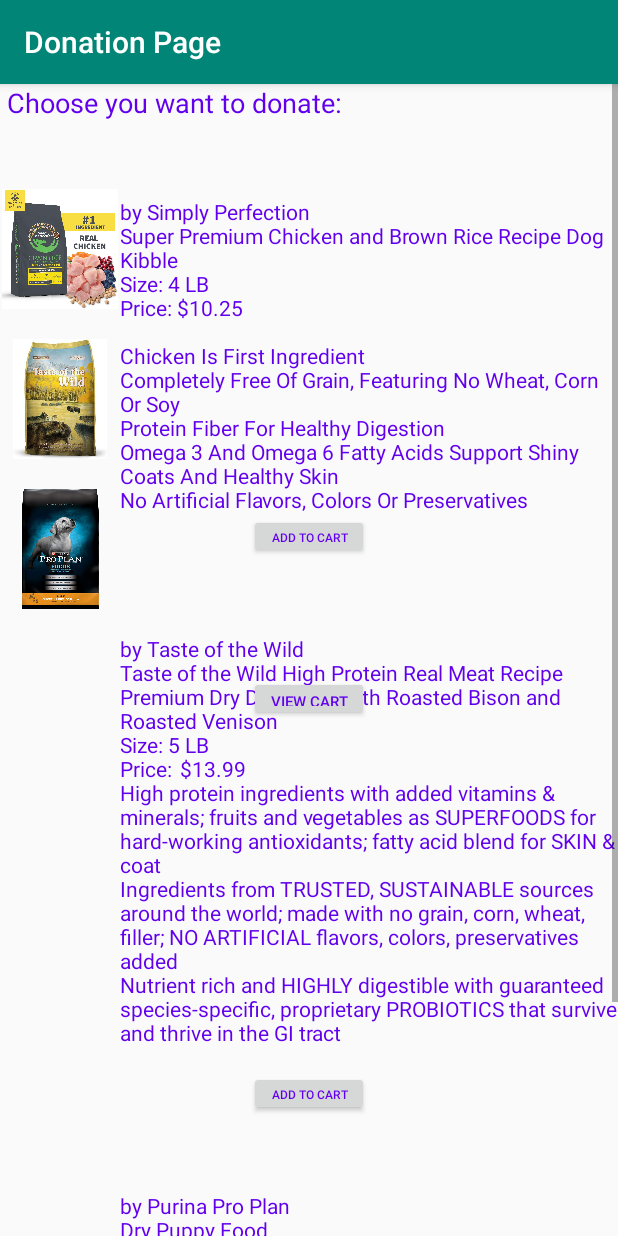
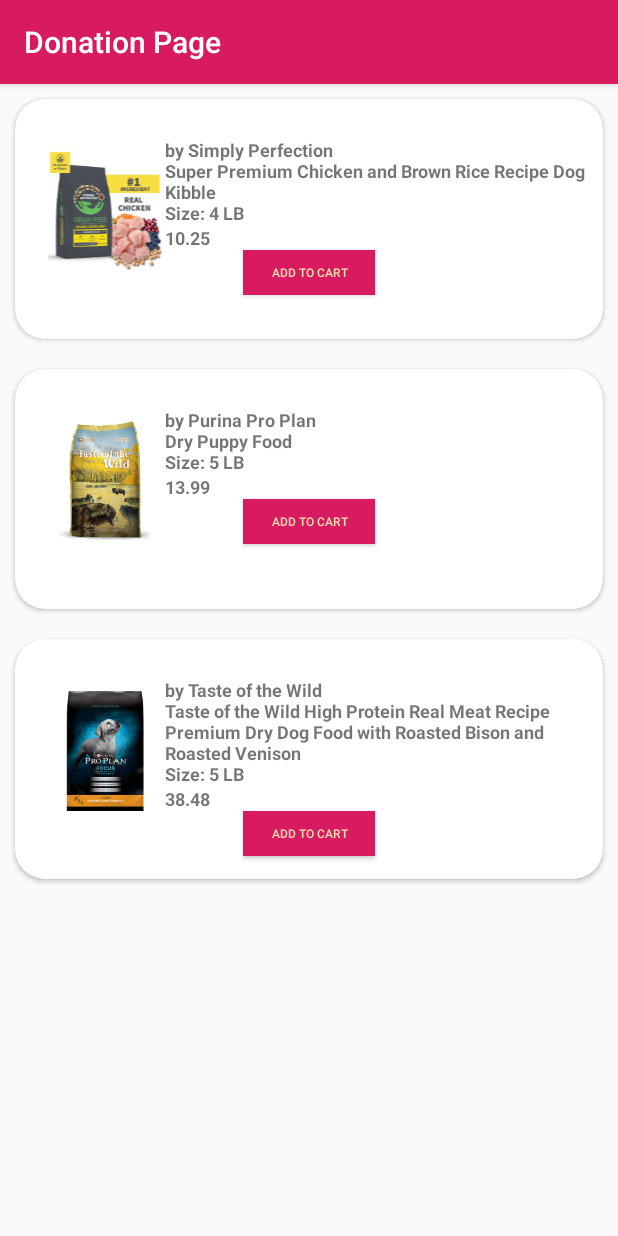
Before and after one commit to BARIS496/BARIS496-android, an Android app: the DonationActivity screen opened directly, with no data from a screen before it, on a phone screen of 412 x 824 dp. Run offline under Robolectric (Android 15) with nearby library versions, the phone set to English and light mode, and no system bars; pictures from the network do not load.

Commit message:
Dynamic goods list added

```diff
--- a/app/build.gradle
+++ b/app/build.gradle
@@ -22,6 +22,11 @@ android {
 dependencies {
     implementation fileTree(dir: 'libs', include: ['*.jar'])
     implementation 'androidx.appcompat:appcompat:1.0.2'
+    implementation 'com.android.support:support-v4:28.0.0'
+    implementation 'com.android.support:appcompat-v7:28.0.0'
+    implementation 'com.android.support:cardview-v7:28.0.0'
+    implementation 'com.android.support:cardview-v7:+'
+    implementation 'com.github.bumptech.glide:glide:3.5.2'
     implementation 'com.android.volley:volley:1.1.1'
     implementation 'com.google.android.material:material:1.0.0'
     implementation 'androidx.constraintlayout:constraintlayout:1.1.3'
--- /dev/null
+++ b/app/src/main/java/com/example/bil496/CartActivity.java
@@ -0,0 +1,4 @@
+package com.example.bil496;
+
+public class CartActivity {
+}
--- a/app/src/main/java/com/example/bil496/DonationActivity.java
+++ b/app/src/main/java/com/example/bil496/DonationActivity.java
@@ -1,79 +1,45 @@
 package com.example.bil496;
 
 import android.os.Bundle;
-import android.view.View;
-import android.widget.Button;
-import android.widget.EditText;
-import android.widget.TextView;
+
 
 import androidx.appcompat.app.AppCompatActivity;
+import androidx.recyclerview.widget.LinearLayoutManager;
+import androidx.recyclerview.widget.RecyclerView;
+
+import java.util.ArrayList;
 
 public class DonationActivity extends AppCompatActivity {
+
+    private RecyclerView recyclerViewKategori;
+    private ArrayList<ProductActivity> food_list;
 
     @Override
     protected void onCreate(Bundle bundle){
         super.onCreate(bundle);
-        setContentView(R.layout.activity_donation);
+        setContentView(R.layout.activity_donation_helper);
 
-        Button button1, button2, button3;
-        button1 = findViewById(R.id.button1);
-        button2 = findViewById(R.id.button2);
-        button3 = findViewById(R.id.button3);
+        recyclerViewKategori = (RecyclerView)findViewById(R.id.recycler_view);
 
-        TextView text1, text2, text3, cartText;
-        text1 = findViewById(R.id.text1);
-        text2 = findViewById(R.id.text2);
-        text3 = findViewById(R.id.text3);
-        cartText = findViewById(R.id.sepetOzeti);
+        RecyclerView.LayoutManager layoutManager = new LinearLayoutManager(this);
+        ((LinearLayoutManager) layoutManager).setOrientation(LinearLayoutManager.VERTICAL);
+        layoutManager.scrollToPosition(0);
 
-        final int[] sayac = new int[3];
+        recyclerViewKategori.setLayoutManager(layoutManager);
 
-        Bundle gelenVeri=getIntent().getExtras();
-        final int deger = gelenVeri.getInt("container_id");
+        food_list = new ArrayList<>();
+        food_list.add(new ProductActivity(R.drawable.kopek_mama3,"by Simply Perfection\n" +
+                "Super Premium Chicken and Brown Rice Recipe Dog Kibble\n" +
+                "Size: 4 LB", 10.25));
+        food_list.add(new ProductActivity(R.drawable.kopek_mama2,"by Purina Pro Plan\n" +
+                "Dry Puppy Food \n" +
+                "Size: 5 LB",13.99));
+        food_list.add(new ProductActivity(R.drawable.kopek_mama,"by Taste of the Wild\n" +
+                "Taste of the Wild High Protein Real Meat Recipe Premium Dry Dog Food with Roasted Bison and Roasted Venison\n" +
+                "Size: 5 LB",38.48));
 
-        button1.setOnClickListener(new View.OnClickListener() {
-            @Override
-            public void onClick(View view) {
-                sayac[0]++;
-            }
-        });
-        button2.setOnClickListener(new View.OnClickListener() {
-            @Override
-            public void onClick(View view) {
-                sayac[1]++;
-            }
-        });
-        button3.setOnClickListener(new View.OnClickListener() {
-            @Override
-            public void onClick(View view) {
-                sayac[2]++;
-            }
-        });
-
-        text1.append("by Simply Perfection\n" +
-                "Super Premium Chicken and Brown Rice Recipe Dog Kibble\n" +
-                "Size: 4 LB\n" +
-                "Price: $10.25\n\n" +
-                "Chicken Is First Ingredient\n" +
-                "Completely Free Of Grain, Featuring No Wheat, Corn Or Soy\n" +
-                "Protein Fiber For Healthy Digestion\n" +
-                "Omega 3 And Omega 6 Fatty Acids Support Shiny Coats And Healthy Skin\n" +
-                "No Artificial Flavors, Colors Or Preservatives");
-        text3.append("by Purina Pro Plan\n" +
-                "Dry Puppy Food \n" +
-                "Size: 5 LB\n" +
-                "Price:$38.48 \n" +
-                "Made with high-quality protein, including real chicken as the first ingredient\n" +
-                "DHA from omega-rich fish oil helps to nourish his brain and vision development\n" +
-                "Antioxidant-rich formula helps support a puppy's developing immune system\n" +
-                "100% complete and balanced nutrition for puppies, up to 1 year of age");
-        text2.append("by Taste of the Wild\n" +
-                "Taste of the Wild High Protein Real Meat Recipe Premium Dry Dog Food with Roasted Bison and Roasted Venison\n" +
-                "Size: 5 LB\n" +
-                "Price:\t$13.99\n" +
-                "High protein ingredients with added vitamins & minerals; fruits and vegetables as SUPERFOODS for hard-working antioxidants; fatty acid blend for SKIN & coat\n" +
-                "Ingredients from TRUSTED, SUSTAINABLE sources around the world; made with no grain, corn, wheat, filler; NO ARTIFICIAL flavors, colors, preservatives added\n" +
-                "Nutrient rich and HIGHLY digestible with guaranteed species-specific, proprietary PROBIOTICS that survive and thrive in the GI tract\n" );
-
+        GridViewAdapter adapter_items = new GridViewAdapter(this,food_list);
+        recyclerViewKategori.setLayoutManager(new LinearLayoutManager(this));
+        recyclerViewKategori.setAdapter(adapter_items);
     }
 }
--- /dev/null
+++ b/app/src/main/java/com/example/bil496/GridViewAdapter.java
@@ -0,0 +1,65 @@
+package com.example.bil496;
+
+import android.content.Context;
+import android.content.Intent;
+import android.view.LayoutInflater;
+import android.view.View;
+import android.view.ViewGroup;
+
+import androidx.annotation.NonNull;
+import androidx.recyclerview.widget.RecyclerView;
+
+import com.bumptech.glide.Glide;
+
+import java.util.ArrayList;
+
+public class GridViewAdapter extends RecyclerView.Adapter<GridViewHolder> {
+    private ArrayList<ProductActivity> kategoriler;
+    private Context context;
+    private LayoutInflater layoutInflater;
+
+    public GridViewAdapter(Context context, @NonNull ArrayList<ProductActivity> kategoriler) {
+        this.kategoriler = kategoriler;
+        this.context = context;
+        this.layoutInflater = layoutInflater;
+    }
+
+    @NonNull
+    @Override
+    public GridViewHolder onCreateViewHolder(@NonNull ViewGroup parent, int viewType) {
+        //satir goruntusu burada olusturulur
+
+        View satir = LayoutInflater.from(parent.getContext()).inflate(R.layout.activity_donation,null);
+        GridViewHolder holder = new GridViewHolder(satir);
+
+        return holder;
+    }
+
+    @Override
+    public void onBindViewHolder(@NonNull final GridViewHolder holder, final int position) {
+        //imageView, textView degerleri burada doldurulur
+        Glide.with(context).load(kategoriler.get(position).getImageId()).into(holder.img);
+        holder.textBaslik.setText(kategoriler.get(position).getName());
+        holder.textFiyat.setText((String.valueOf(kategoriler.get(position).getPrice())));
+
+        //fotografa basildiginda detail sayfasina burdan gecilir
+        holder.itemView.setOnClickListener(new View.OnClickListener() {
+            //satira tiklama burada yapilir
+
+            @Override
+            public void onClick(View view) {
+                Intent gecisYap = new Intent(context, CartActivity.class);
+                gecisYap.putExtra("kategori_id",kategoriler.get(position).getImageId());
+                context.startActivity(gecisYap);
+            }
+        });
+    }
+    public long getItemId(int position){
+        return kategoriler.get(position).getImageId();
+    }
+
+    @Override
+    public int getItemCount() {
+        return kategoriler.size();
+    }
+}
--- /dev/null
+++ b/app/src/main/java/com/example/bil496/GridViewHolder.java
@@ -0,0 +1,34 @@
+package com.example.bil496;
+
+import android.content.Context;
+import android.view.View;
+import android.widget.Button;
+import android.widget.ImageView;
+import android.widget.TextView;
+import android.content.Intent;
+
+import androidx.annotation.NonNull;
+import androidx.recyclerview.widget.RecyclerView;
+
+/*Recyclerview icerisindeki nesnelerin tanımlanması ve sayfa gecislerinin
+  tanimlandigi siniftir.
+ */
+
+public class GridViewHolder extends RecyclerView.ViewHolder {
+    Context context = null;
+    public ImageView img;
+    public TextView textBaslik;
+    public TextView textFiyat;
+    public Button addButton;
+
+    public GridViewHolder(@NonNull View itemView) {
+        super(itemView);
+        context = itemView.getContext();
+        img = itemView.findViewById(R.id.imageView);
+        textBaslik = itemView.findViewById(R.id.urunOzelligi);
+        textFiyat = itemView.findViewById(R.id.fiyat);
+        addButton = itemView.findViewById(R.id.button);
+
+
+    }
+}
--- /dev/null
+++ b/app/src/main/java/com/example/bil496/ProductActivity.java
@@ -0,0 +1,39 @@
+package com.example.bil496;
+
+public class ProductActivity {
+    private int imageId;
+    private String name;
+    private double price;
+
+    public ProductActivity(){}
+
+    public ProductActivity(int imageId, String name, double price) {
+        this.imageId = imageId;
+        this.name = name;
+        this.price = price;
+    }
+
+    public int getImageId() {
+        return imageId;
+    }
+
+    public String getName() {
+        return name;
+    }
+
+    public double getPrice() {
+        return price;
+    }
+
+    public void setImageId(int imageId) {
+        this.imageId = imageId;
+    }
+
+    public void setName(String name) {
+        this.name = name;
+    }
+
+    public void setPrice(double price) {
+        this.price = price;
+    }
+}
--- a/app/src/main/res/layout/activity_container.xml
+++ b/app/src/main/res/layout/activity_container.xml
@@ -18,4 +18,9 @@
 
     </com.mapbox.mapboxsdk.maps.MapView>
 
+    <include
+        android:id="@+id/tool_bar"
+        layout="@layout/toolbar"
+        ></include>
+
 </RelativeLayout>
--- a/app/src/main/res/layout/activity_container_details.xml
+++ b/app/src/main/res/layout/activity_container_details.xml
@@ -2,80 +2,90 @@
 <RelativeLayout xmlns:android="http://schemas.android.com/apk/res/android"
     xmlns:app="http://schemas.android.com/apk/res-auto"
     android:layout_width="match_parent"
-    android:layout_height="match_parent">
+    android:layout_height="match_parent"
+    android:background="#FFFFFF">
 
     <TextView
         android:id="@+id/baslik"
         style="@android:style/Widget.DeviceDefault.Light.TextView"
         android:layout_width="match_parent"
         android:layout_height="50dp"
-        android:textColor="@color/design_default_color_primary"
+        android:textColor="@android:color/black"
         android:textSize="24sp" />
+
     <TextView
+        android:id="@+id/bos3"
         android:layout_width="match_parent"
         android:layout_height="30dp"
-        android:id="@+id/bos3"
-        android:textColor="@color/design_default_color_primary"
-        android:layout_below = "@+id/baslik"/>
+        android:layout_below="@+id/baslik"
+        android:textColor="@android:color/black" />
+
     <ImageView
         android:id="@+id/imageView"
         android:layout_width="180dp"
         android:layout_height="170dp"
-        app:srcCompat="@drawable/kugulu"
-        android:textColor="@color/design_default_color_primary"
-        android:layout_alignParentLeft = "true"
-        android:layout_below = "@+id/bos3"/>
+        android:layout_below="@+id/bos3"
+        android:layout_alignParentLeft="true"
+        android:textColor="@android:color/black"
+        app:srcCompat="@drawable/kugulu" />
 
     <TextView
+        android:id="@+id/bos"
         android:layout_width="match_parent"
         android:layout_height="30dp"
-        android:id="@+id/bos"
-        android:textColor="@color/design_default_color_primary"
-        android:layout_toRightOf = "@+id/imageView"
-        android:layout_below = "@+id/bos3"/>
+        android:layout_below="@+id/bos3"
+        android:layout_toRightOf="@+id/imageView"
+        android:textColor="@android:color/black" />
+
     <TextView
+        android:id="@+id/foodType"
         android:layout_width="match_parent"
         android:layout_height="50dp"
-        android:id="@+id/foodType"
-        android:textColor="@color/design_default_color_primary"
-        android:layout_toRightOf = "@+id/imageView"
-        android:layout_below = "@+id/bos"/>
+        android:layout_below="@+id/bos"
+        android:layout_toRightOf="@+id/imageView"
+        android:textColor="@android:color/black" />
+
     <TextView
+        android:id="@+id/agirlik"
         android:layout_width="match_parent"
         android:layout_height="50dp"
-        android:id="@+id/agirlik"
-        android:textColor="@color/design_default_color_primary"
-        android:layout_toRightOf = "@+id/imageView"
-        android:layout_below = "@+id/foodType"/>
+        android:layout_below="@+id/foodType"
+        android:layout_toRightOf="@+id/imageView"
+        android:textColor="@android:color/black" />
+
     <TextView
+        android:id="@+id/dolu"
         android:layout_width="match_parent"
         android:layout_height="50dp"
-        android:id="@+id/dolu"
-        android:textColor="@color/design_default_color_primary"
-        android:layout_toRightOf = "@+id/imageView"
-        android:layout_below = "@+id/agirlik"/>
+        android:layout_below="@+id/agirlik"
+        android:layout_toRightOf="@+id/imageView"
+        android:textColor="@android:color/black" />
+
     <TextView
+        android:id="@+id/bos2"
         android:layout_width="match_parent"
         android:layout_height="30dp"
-        android:id="@+id/bos2"
-        android:textColor="@color/design_default_color_primary"
-        android:layout_below = "@+id/imageView"/>
+        android:layout_below="@+id/imageView"
+        android:textColor="@android:color/black" />
+
     <TextView
-        android:layout_width="match_parent"
-        android:layout_height="50dp"
         android:id="@+id/address"
-        android:textColor="@color/design_default_color_primary"
-        android:layout_below = "@+id/bos2"/>
+        android:layout_width="wrap_content"
+        android:layout_height="wrap_content"
+        android:layout_below="@+id/bos2"
+        android:textColor="@android:color/black" />
 
     <Button
         android:id="@+id/button"
         android:layout_width="wrap_content"
-        android:layout_height="wrap_content"
+        android:layout_height="30dp"
         android:layout_alignParentBottom="true"
+        android:layout_centerHorizontal="true"
         android:layout_centerVertical="true"
-        android:layout_marginBottom="140dp"
-        android:text="DONATION"
-        android:textColor="@color/design_default_color_primary"
-        android:layout_centerHorizontal = "true"/>
+        android:layout_marginBottom="180dp"
+        android:background="@color/colorAccent"
+        android:text="Donation"
+        android:textColor="@color/colorWhite"
+        android:textSize="8dp" />
 
 </RelativeLayout>
--- a/app/src/main/res/layout/activity_donation.xml
+++ b/app/src/main/res/layout/activity_donation.xml
@@ -1,117 +1,61 @@
 <?xml version="1.0" encoding="utf-8"?>
-<ScrollView xmlns:android="http://schemas.android.com/apk/res/android"
+<LinearLayout xmlns:android="http://schemas.android.com/apk/res/android"
     android:orientation="vertical" android:layout_width="match_parent"
     xmlns:app="http://schemas.android.com/apk/res-auto"
     android:layout_height="match_parent">
+
+    <androidx.cardview.widget.CardView
+        android:layout_width="match_parent"
+        android:layout_height="160dp"
+        android:layout_margin="10dp"
+        app:cardCornerRadius="20dp"
+        android:layout_alignParentStart="true"
+        android:layout_alignParentLeft="true">
+
         <RelativeLayout
-        android:layout_width="wrap_content"
-        android:layout_height="match_parent">
-    <TextView
-        android:id="@+id/baslik"
-        style="@android:style/Widget.DeviceDefault.Light.TextView"
             android:layout_width="match_parent"
-        android:layout_height="50dp"
-        android:text=" Choose you want to donate:"
-        android:textColor="@color/design_default_color_primary"
-        android:textSize="18sp" />
+            android:layout_height="150dp">
 
             <ImageView
+                android:id="@+id/imageView"
                 android:layout_width="80dp"
                 android:layout_height="80dp"
-        android:id="@+id/image1"
-        android:layout_below="@+id/baslik"
                 app:srcCompat="@drawable/kopek_mama3"
-        android:layout_marginTop="20dp" />
+                android:layout_alignParentStart="true"
+                android:layout_centerVertical="true"
+                android:layout_marginStart="20dp"
+                android:layout_alignParentLeft="true"
+                android:layout_marginLeft="20dp" />
+
             <TextView
+                android:id="@+id/urunOzelligi"
                 android:layout_width="match_parent"
                 android:layout_height="wrap_content"
-        android:id="@+id/text1"
-        android:layout_toRightOf = "@+id/image1"
-        android:layout_below="@+id/baslik"
                 android:layout_marginTop="25dp"
-        android:textColor="@color/design_default_color_primary" />
-    <Button
-        android:id="@+id/button1"
-        android:layout_width="80dp"
-        android:layout_height="30dp"
-        android:layout_below="@+id/text1"
-        android:layout_centerHorizontal="true"
-        android:layout_marginLeft="130dp"
-        android:layout_toRightOf="@+id/image1"
-        android:text="Add To Cart"
-        android:textColor="@color/design_default_color_primary"
-        android:textSize="8dp" />
-    <ImageView
-        android:layout_width="80dp"
-        android:layout_height="80dp"
-        android:id="@+id/image2"
-        android:layout_below="@+id/image1"
-        app:srcCompat="@drawable/kopek_mama2"
-        android:layout_marginTop="20dp" />
-
+                android:layout_toRightOf="@+id/imageView"
+                android:textSize="12sp"
+                android:textStyle="bold" />
             <TextView
-        android:id="@+id/text2"
+                android:id="@+id/fiyat"
                 android:layout_width="match_parent"
                 android:layout_height="wrap_content"
-        android:layout_below="@+id/button1"
-        android:layout_marginTop="50dp"
-        android:layout_toRightOf="@+id/image2"
-        android:textColor="@color/design_default_color_primary" />
+                android:layout_below="@+id/urunOzelligi"
+                android:layout_toRightOf="@+id/imageView"
+                android:textSize="12sp"
+                android:textStyle="bold" />
 
             <Button
-        android:id="@+id/button2"
-        android:layout_width="80dp"
+                android:id="@+id/button"
+                android:layout_width="wrap_content"
                 android:layout_height="30dp"
-        android:layout_below="@+id/text2"
+                android:layout_below="@+id/fiyat"
                 android:layout_centerHorizontal="true"
-        android:layout_marginLeft="130dp"
-        android:layout_toRightOf="@+id/image2"
                 android:text="Add To Cart"
-        android:textColor="@color/design_default_color_primary"
-        android:textSize="8dp" />
-    <ImageView
-        android:layout_width="80dp"
-        android:layout_height="80dp"
-        android:id="@+id/image3"
-        android:layout_below="@+id/image2"
-        app:srcCompat="@drawable/kopek_mama"
-        android:layout_marginTop="20dp" />
-
-    <TextView
-        android:id="@+id/text3"
-        android:layout_width="match_parent"
-        android:layout_height="wrap_content"
-        android:layout_below="@+id/button2"
-        android:layout_marginTop="50dp"
-        android:layout_toRightOf="@+id/image3"
-        android:textColor="@color/design_default_color_primary" />
-
-    <Button
-        android:id="@+id/button3"
-        android:layout_width="80dp"
-        android:layout_height="30dp"
-        android:layout_below="@+id/text3"
-        android:layout_centerHorizontal="true"
-        android:layout_marginLeft="130dp"
-        android:layout_toRightOf="@+id/image3"
-        android:text="Add To Cart"
-        android:textColor="@color/design_default_color_primary"
-        android:textSize="8dp" />
-    <TextView
-        android:layout_width="match_parent"
-        android:layout_height="wrap_content"
-        android:id="@+id/sepetOzeti"
-        android:layout_below="@+id/image3"
-        android:layout_marginTop="25dp" />
-    <Button
-        android:id="@+id/pay"
-        android:layout_width="80dp"
-        android:layout_height="30dp"
-        android:layout_below="@+id/sepetOzeti"
-        android:layout_centerHorizontal="true"
-        android:text="View Cart"
-        android:textColor="@color/design_default_color_primary"
-        android:textSize="10dp" />
+                android:textColor="@color/colorWhite"
+                android:textSize="8dp"
+                android:background="@color/colorAccent"/>
         </RelativeLayout>
 
-</ScrollView>
+
+    </androidx.cardview.widget.CardView>
+</LinearLayout>
--- /dev/null
+++ b/app/src/main/res/layout/activity_donation_helper.xml
@@ -0,0 +1,11 @@
+<?xml version="1.0" encoding="utf-8"?>
+<RelativeLayout xmlns:android="http://schemas.android.com/apk/res/android"
+    android:orientation="vertical" android:layout_width="match_parent"
+    android:layout_height="match_parent"
+    class="android.support.v7.widget.RecyclerView">
+    <androidx.recyclerview.widget.RecyclerView
+        android:id="@+id/recycler_view"
+        android:scrollbars="vertical"
+        android:layout_width="match_parent"
+        android:layout_height="match_parent"/>
+</RelativeLayout>
--- a/app/src/main/res/layout/toolbar.xml
+++ b/app/src/main/res/layout/toolbar.xml
@@ -3,7 +3,6 @@
     xmlns:android="http://schemas.android.com/apk/res/android"
     android:layout_width="match_parent"
     android:layout_height="wrap_content"
-    android:background="@color/colorPrimary"
+    android:background="@color/colorAccent"
     >
-
 </android.support.v7.widget.Toolbar>
--- a/app/src/main/res/values/colors.xml
+++ b/app/src/main/res/values/colors.xml
@@ -3,5 +3,6 @@
     <color name="colorPrimary">#008577</color>
     <color name="colorPrimaryDark">#00574B</color>
     <color name="colorAccent">#D81B60</color>
+    <color name="colorWhite">#ffdead</color>
 
 </resources>
--- a/app/src/main/res/values/styles.xml
+++ b/app/src/main/res/values/styles.xml
@@ -1,11 +1,11 @@
 <resources>
-
     <!-- Base application theme. -->
     <style name="AppTheme" parent="Theme.AppCompat.Light.DarkActionBar">
         <!-- Customize your theme here. -->
-        <item name="colorPrimary">@color/colorPrimary</item>
+        <item name="colorPrimary">@color/colorAccent</item>
         <item name="colorPrimaryDark">@color/colorPrimaryDark</item>
-        <item name="colorAccent">@color/colorAccent</item>
+        <item name="colorAccent">@color/design_default_color_primary_dark</item>
+
     </style>
 
 </resources>
--- a/build.gradle
+++ b/build.gradle
@@ -8,7 +8,6 @@ buildscript {
     }
     dependencies {
         classpath 'com.android.tools.build:gradle:3.5.3'
-
         // NOTE: Do not place your application dependencies here; they belong
         // in the individual module build.gradle files
     }
```
Also changed, not shown: 2 other files. Lines whose indentation alone changed are shown as unchanged.
